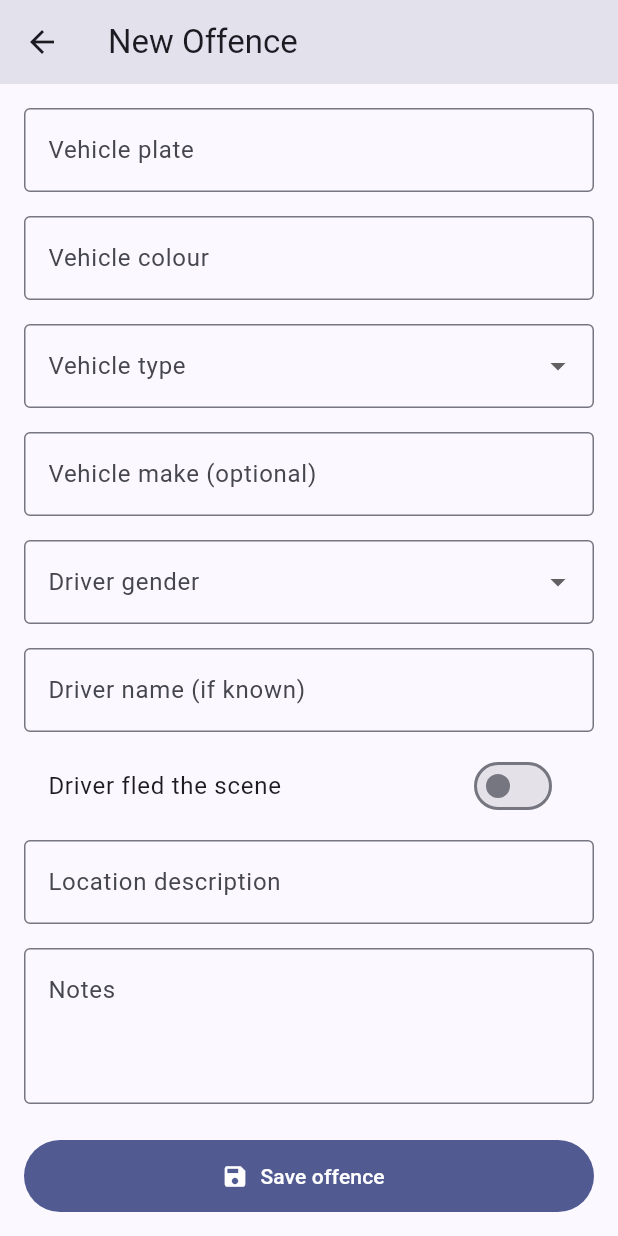
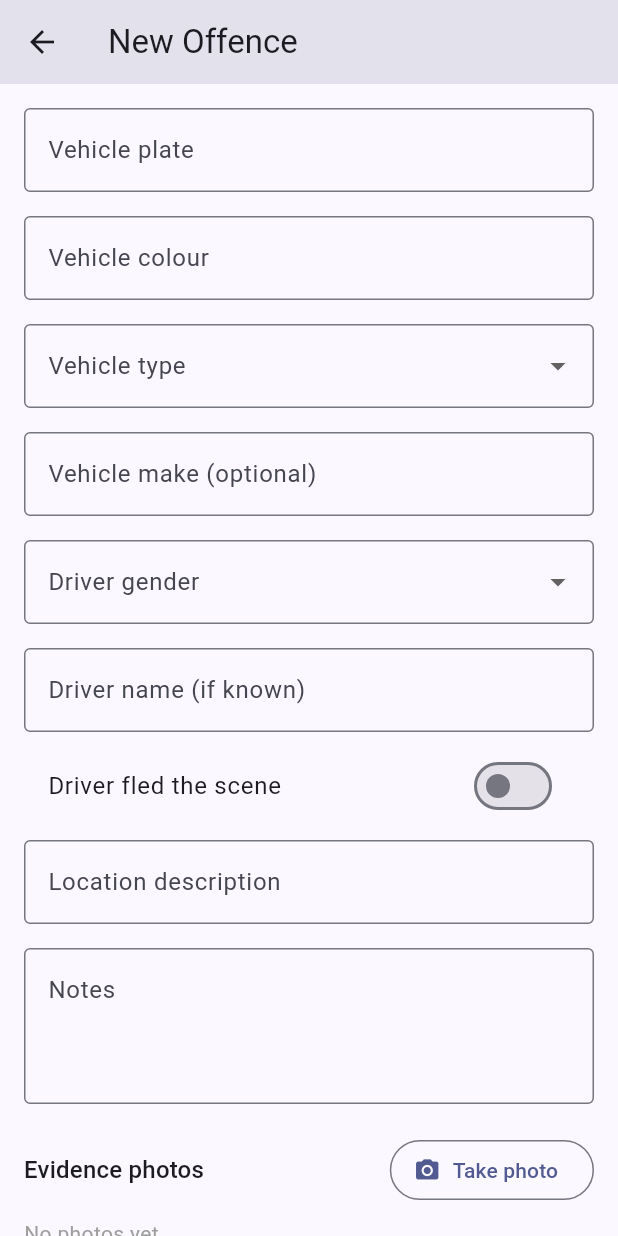
Before and after one commit to musa-bojang/police-crime-app, a Flutter app: the CaptureFormScreen screen opened directly, scrolled down 72 dp, on a phone screen of 412 x 824 dp. Run offline on Flutter 3.47's test engine with Material 3 defaults, Android fonts, the phone set to English and light mode, and no system bars; our stand-ins replace dio, flutter_secure_storage, geolocator, image_picker, sqflite; accounts and stored records are empty.

Commit message:
Add camera capture with on-device SHA-256 hashing

```diff
--- /dev/null
+++ b/lib/models/offence_image.dart
@@ -0,0 +1,82 @@
+/// Device-side record of an evidence photo waiting in the outbox. Mirrors the
+/// fields the server's offence_images table expects, plus a local sync status.
+class OffenceImage {
+  final String id; // client-generated UUID (matches the saved file name)
+  final String offenceId;
+  final String filePath; // absolute path on the device
+  final String sha256Hash; // computed on-device at capture
+  final String mimeType;
+  final int fileSize;
+  final double? latitude;
+  final double? longitude;
+  final DateTime capturedAt;
+  final String syncStatus; // pending | synced | failed
+  final DateTime createdAt;
+
+  OffenceImage({
+    required this.id,
+    required this.offenceId,
+    required this.filePath,
+    required this.sha256Hash,
+    this.mimeType = 'image/jpeg',
+    required this.fileSize,
+    this.latitude,
+    this.longitude,
+    required this.capturedAt,
+    this.syncStatus = 'pending',
+    required this.createdAt,
+  });
+
+  factory OffenceImage.fromCapture({
+    required String id,
+    required String offenceId,
+    required String filePath,
+    required String sha256Hash,
+    required int fileSize,
+    String mimeType = 'image/jpeg',
+    double? latitude,
+    double? longitude,
+  }) {
+    final now = DateTime.now();
+    return OffenceImage(
+      id: id,
+      offenceId: offenceId,
+      filePath: filePath,
+      sha256Hash: sha256Hash,
+      fileSize: fileSize,
+      mimeType: mimeType,
+      latitude: latitude,
+      longitude: longitude,
+      capturedAt: now,
+      createdAt: now,
+    );
+  }
+
+  Map<String, dynamic> toMap() => {
+        'id': id,
+        'offence_id': offenceId,
+        'file_path': filePath,
+        'sha256_hash': sha256Hash,
+        'mime_type': mimeType,
+        'file_size': fileSize,
+        'latitude': latitude,
+        'longitude': longitude,
+        'captured_at': capturedAt.toIso8601String(),
+        'sync_status': syncStatus,
+        'created_at': createdAt.toIso8601String(),
+      };
+
+  factory OffenceImage.fromMap(Map<String, dynamic> m) => OffenceImage(
+        id: m['id'] as String,
+        offenceId: m['offence_id'] as String,
+        filePath: m['file_path'] as String,
+        sha256Hash: m['sha256_hash'] as String,
+        mimeType: m['mime_type'] as String? ?? 'image/jpeg',
+        fileSize: m['file_size'] as int? ?? 0,
+        latitude: m['latitude'] as double?,
+        longitude: m['longitude'] as double?,
+        capturedAt: DateTime.parse(m['captured_at'] as String),
+        syncStatus: m['sync_status'] as String? ?? 'pending',
+        createdAt: DateTime.parse(m['created_at'] as String),
+      );
+}
--- a/lib/screens/capture_form_screen.dart
+++ b/lib/screens/capture_form_screen.dart
@@ -1,8 +1,13 @@
+import 'dart:io';
+
 import 'package:flutter/material.dart';
 import 'package:provider/provider.dart';
 
 import '../models/offence.dart';
+import '../models/offence_image.dart';
+import '../services/location_service.dart';
 import '../services/offence_store.dart';
+import '../services/photo_service.dart';
 
 class CaptureFormScreen extends StatefulWidget {
   const CaptureFormScreen({super.key});
@@ -13,8 +18,8 @@ class CaptureFormScreen extends StatefulWidget {
 
 class _CaptureFormScreenState extends State<CaptureFormScreen> {
   final _formKey = GlobalKey<FormState>();
+  final _photoService = PhotoService();
 
-  // Fixed option lists. These strings are what get stored and later synced.
   static const _offenceTypes = [
     'speeding',
     'reckless_driving',
@@ -32,6 +37,9 @@ class _CaptureFormScreenState extends State<CaptureFormScreen> {
   String? _vehicleType;
   String? _driverGender;
   bool _driverFled = false;
+  bool _saving = false;
+
+  final List<CapturedPhoto> _photos = [];
 
   final _plate = TextEditingController();
   final _color = TextEditingController();
@@ -54,8 +62,28 @@ class _CaptureFormScreenState extends State<CaptureFormScreen> {
   String? _nullIfBlank(TextEditingController c) =>
       c.text.trim().isEmpty ? null : c.text.trim();
 
+  Future<void> _takePhoto() async {
+    final photo = await _photoService.takePhoto();
+    if (photo != null) {
+      setState(() => _photos.add(photo));
+    }
+  }
+
+  Future<void> _removePhoto(CapturedPhoto photo) async {
+    setState(() => _photos.remove(photo));
+    try {
+      await File(photo.filePath).delete();
+    } catch (_) {
+      // Best-effort cleanup; ignore if the file is already gone.
+    }
+  }
+
   Future<void> _save() async {
     if (!_formKey.currentState!.validate()) return;
+
+    setState(() => _saving = true);
+
+    final position = await LocationService().getCurrentPosition();
 
     final offence = Offence.create(
       offenceType: _offenceType!,
@@ -68,15 +96,32 @@ class _CaptureFormScreenState extends State<CaptureFormScreen> {
       driverName: _nullIfBlank(_driverName),
       driverFled: _driverFled,
       locationDescription: _nullIfBlank(_location),
-      // latitude/longitude come in the GPS step.
+      latitude: position?.latitude,
+      longitude: position?.longitude,
     );
 
-    await context.read<OffenceStore>().add(offence);
+    // Turn the captured photos into image records linked to this offence.
+    final images = _photos
+        .map((ph) => OffenceImage.fromCapture(
+              id: ph.id,
+              offenceId: offence.id,
+              filePath: ph.filePath,
+              sha256Hash: ph.sha256Hash,
+              fileSize: ph.fileSize,
+              mimeType: ph.mimeType,
+              latitude: position?.latitude,
+              longitude: position?.longitude,
+            ))
+        .toList();
+
+    await context.read<OffenceStore>().add(offence, images: images);
 
     if (!mounted) return;
+    setState(() => _saving = false);
     Navigator.of(context).pop();
+    final photoNote = images.isEmpty ? '' : ' with ${images.length} photo(s)';
     ScaffoldMessenger.of(context).showSnackBar(
-      const SnackBar(content: Text('Offence saved to device')),
+      SnackBar(content: Text('Offence saved$photoNote')),
     );
   }
 
@@ -188,13 +233,67 @@ class _CaptureFormScreenState extends State<CaptureFormScreen> {
                 alignLabelWithHint: true,
               ),
             ),
+            const SizedBox(height: 20),
+
+            // --- Evidence photos ---
+            Row(
+              mainAxisAlignment: MainAxisAlignment.spaceBetween,
+              children: [
+                Text('Evidence photos',
+                    style: Theme.of(context).textTheme.titleMedium),
+                OutlinedButton.icon(
+                  onPressed: _takePhoto,
+                  icon: const Icon(Icons.camera_alt),
+                  label: const Text('Take photo'),
+                ),
+              ],
+            ),
+            const SizedBox(height: 8),
+            if (_photos.isEmpty)
+              const Text('No photos yet.',
+                  style: TextStyle(color: Colors.grey))
+            else
+              SizedBox(
+                height: 100,
+                child: ListView.separated(
+                  scrollDirection: Axis.horizontal,
+                  itemCount: _photos.length,
+                  separatorBuilder: (_, __) => const SizedBox(width: 8),
+                  itemBuilder: (context, i) {
+                    final photo = _photos[i];
+                    return Stack(
+                      children: [
+                        ClipRRect(
+                          borderRadius: BorderRadius.circular(8),
+                          child: Image.file(File(photo.filePath),
+                              width: 100, height: 100, fit: BoxFit.cover),
+                        ),
+                        Positioned(
+                          top: -8,
+                          right: -8,
+                          child: IconButton(
+                            icon: const Icon(Icons.cancel, color: Colors.red),
+                            onPressed: () => _removePhoto(photo),
+                          ),
+                        ),
+                      ],
+                    );
+                  },
+                ),
+              ),
+
             const SizedBox(height: 24),
             SizedBox(
               height: 48,
               child: FilledButton.icon(
-                onPressed: _save,
-                icon: const Icon(Icons.save),
-                label: const Text('Save offence'),
+                onPressed: _saving ? null : _save,
+                icon: _saving
+                    ? const SizedBox(
+                        height: 20,
+                        width: 20,
+                        child: CircularProgressIndicator(strokeWidth: 2))
+                    : const Icon(Icons.save),
+                label: Text(_saving ? 'Saving…' : 'Save offence'),
               ),
             ),
           ],
--- /dev/null
+++ b/lib/services/photo_service.dart
@@ -0,0 +1,64 @@
+import 'dart:io';
+
+import 'package:crypto/crypto.dart';
+import 'package:image_picker/image_picker.dart';
+import 'package:path/path.dart' as p;
+import 'package:path_provider/path_provider.dart';
+import 'package:uuid/uuid.dart';
+
+/// The result of taking one photo: a permanently-saved file plus the fingerprint
+/// the server will verify.
+class CapturedPhoto {
+  final String id;
+  final String filePath;
+  final String sha256Hash;
+  final int fileSize;
+  final String mimeType;
+
+  CapturedPhoto({
+    required this.id,
+    required this.filePath,
+    required this.sha256Hash,
+    required this.fileSize,
+    this.mimeType = 'image/jpeg',
+  });
+}
+
+class PhotoService {
+  final ImagePicker _picker = ImagePicker();
+
+  /// Launches the camera, saves the photo to the app's private evidence folder,
+  /// and hashes it. Returns null if the officer cancels.
+  Future<CapturedPhoto?> takePhoto() async {
+    final XFile? shot = await _picker.pickImage(
+      source: ImageSource.camera,
+      imageQuality: 85, // compress on-device
+      maxWidth: 1920, // enough to read a plate, small enough to upload
+    );
+    if (shot == null) return null;
+
+    final bytes = await shot.readAsBytes();
+
+    // Private, app-only storage — never the shared gallery.
+    final dir = await getApplicationDocumentsDirectory();
+    final evidenceDir = Directory(p.join(dir.path, 'evidence'));
+    if (!await evidenceDir.exists()) {
+      await evidenceDir.create(recursive: true);
+    }
+
+    final id = const Uuid().v4();
+    final path = p.join(evidenceDir.path, '$id.jpg');
+    await File(path).writeAsBytes(bytes);
+
+    // Hash the exact bytes we saved — this must match what we later upload,
+    // because the server re-computes SHA-256 and compares.
+    final hash = sha256.convert(bytes).toString();
+
+    return CapturedPhoto(
+      id: id,
+      filePath: path,
+      sha256Hash: hash,
+      fileSize: bytes.length,
+    );
+  }
+}
--- a/pubspec.yaml
+++ b/pubspec.yaml
@@ -42,6 +42,10 @@ dependencies:
   connectivity_plus: ^7.2.0
   uuid: ^4.5.3
   intl: ^0.20.3
+  geolocator: ^14.0.3
+  image_picker: ^1.2.3
+  crypto: ^3.0.7
+  path_provider: ^2.1.6
 
 dev_dependencies:
   flutter_test:
```
Also changed, not shown: lib/services/database_service.dart (+58 -8 lines), lib/services/location_service.dart (added, +35 -0 lines), lib/services/offence_store.dart (+10 -1 lines), pubspec.lock, 6 other files.
